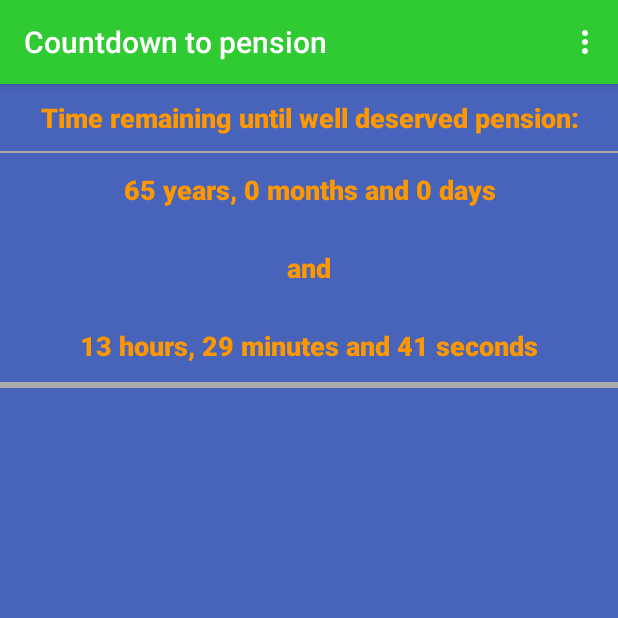
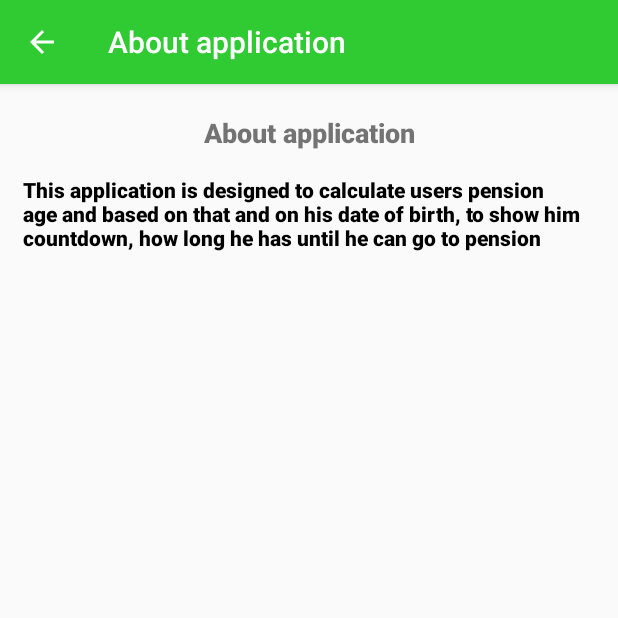
Before and after one commit to tomveselka/PensionCountdown, an Android app: the screen it shows after launch (MainActivity before the commit, AboutActivity after it), in the options menu, after a tap on "About application", on a phone screen of 412 x 824 dp, the top half of it. Run offline under Robolectric (Android 15) with nearby library versions, the phone set to English and light mode, and no system bars.

Commit message:
added pension age calculation + covered case pension age was reached

```diff
--- /dev/null
+++ b/app/src/main/java/com/tomveselka/pensioncountdown/AboutActivity.kt
@@ -0,0 +1,20 @@
+package com.tomveselka.pensioncountdown
+
+import androidx.appcompat.app.AppCompatActivity
+import android.os.Bundle
+import android.util.Log
+import androidx.appcompat.widget.Toolbar
+
+class AboutActivity : AppCompatActivity() {
+    override fun onCreate(savedInstanceState: Bundle?) {
+        Log.i("AboutApp", "Entered about application activity")
+        super.onCreate(savedInstanceState)
+        setContentView(R.layout.activity_about)
+
+        var toolbar =findViewById<Toolbar>(R.id.mainToolbar)
+        toolbar.title=getString(R.string.about_app_title)
+        setSupportActionBar(toolbar)
+        supportActionBar?.setDisplayHomeAsUpEnabled(true)
+        supportActionBar?.setDisplayShowHomeEnabled(true)
+    }
+}
--- a/app/src/main/java/com/tomveselka/pensioncountdown/MainActivity.kt
+++ b/app/src/main/java/com/tomveselka/pensioncountdown/MainActivity.kt
@@ -1,6 +1,5 @@
 package com.tomveselka.pensioncountdown
 
-import android.app.ActionBar
 import android.content.Intent
 import android.os.Bundle
 import android.os.Handler
@@ -25,6 +24,7 @@ class MainActivity : AppCompatActivity() {
     //setting some default value for initial initialization of Handler
     var pensionAge = "65"
     var birthDate = "01/01/2000"
+    var pensionReached = false
 
 
     var timerRunnable: Runnable = object : Runnable {
@@ -43,16 +43,18 @@ class MainActivity : AppCompatActivity() {
         //https://www.youtube.com/watch?v=eC1LpeaXT8Y
         var toolbar =findViewById<Toolbar>(R.id.mainToolbar)
         setSupportActionBar(toolbar)
-        val intent = Intent(this, UserDataInputActivity::class.java).apply {  }
+        val intentUserDataInput = Intent(this, UserDataInputActivity::class.java).apply {  }
+        val intentAbout = Intent(this, AboutActivity::class.java).apply {  }
         toolbar.setOnMenuItemClickListener(object: Toolbar.OnMenuItemClickListener {
             override fun onMenuItemClick(item: MenuItem): Boolean {
                 if (item.itemId==R.id.user_setting){
                     Log.i("MainActivity", "User setting selected")
-                    startActivity(intent)
+                    startActivity(intentUserDataInput)
                     return true
                 }
                 if (item.itemId==R.id.about){
                     Log.i("MainActivity", "About selected")
+                    startActivity(intentAbout)
                     return true
                 }
                 return false
@@ -74,11 +76,18 @@ class MainActivity : AppCompatActivity() {
 
 
     private fun setTimeRemaining (){
-        timeView.setText(dateAndTimeCalculator.calculateTime(this))
+        timeView.setText(dateAndTimeCalculator.calculateTime(this,pensionReached))
     }
 
     private fun setDaysRemaining(){
-        dateView.setText(dateAndTimeCalculator.calculateDate(this,birthDate,pensionAge))
+        var list=dateAndTimeCalculator.calculateDate(this,birthDate,pensionAge)
+        dateView.setText(list.get(0))
+        if (list.get(1)=="P"){
+            pensionReached=true
+        }else if (list.get(1)=="F"){
+            //I wanted to just keeo else, but it throw warnings which annoyed me, since I couldnt ignore them
+            pensionReached=false
+        }
     }
 
     private fun loadPreferences(){
--- a/app/src/main/java/com/tomveselka/pensioncountdown/models/UserDataModel.kt
+++ /dev/null
@@ -1,6 +0,0 @@
-package com.tomveselka.pensioncountdown.models
-
-import androidx.lifecycle.ViewModel
-
-class UserDataModel : ViewModel() {
-}
--- a/app/src/main/java/com/tomveselka/pensioncountdown/utils/DateAndTimeCalculator.kt
+++ b/app/src/main/java/com/tomveselka/pensioncountdown/utils/DateAndTimeCalculator.kt
@@ -16,7 +16,14 @@ import java.time.temporal.ChronoUnit
 class DateAndTimeCalculator{
     //https://stackoverflow.com/questions/42340687/two-or-more-plulars-in-one-string-in-android-xml
     //passing Context to access Resources
-    fun calculateTime(context:Context): String {
+    fun calculateTime(context:Context, pensionReached: Boolean): String {
+        if (pensionReached){
+            val hoursString = context.resources.getQuantityString(R.plurals.number_of_hours, 0, 0)
+            val minutesString = context.resources.getQuantityString(R.plurals.number_of_minutes, 0, 0)
+            val secondsString = context.resources.getQuantityString(R.plurals.number_of_seconds, 0, 0)
+
+            return String.format(context.resources.getString(R.string.hours,hoursString, minutesString,secondsString))
+        }
         var diff = Duration.between(LocalTime.now(), LocalTime.MAX)
 
         var hours = diff.toHours()
@@ -33,11 +40,35 @@ class DateAndTimeCalculator{
         return String.format(context.resources.getString(R.string.hours,hoursString, minutesString,secondsString))
     }
 
-    fun calculateDate(context: Context, birthDateString: String, pensionAgeString: String): String{
+    fun calculateDate(context: Context, birthDateString: String, pensionAgeString: String): List<String>{
+        var list = mutableListOf<String>()
         var formatter = DateTimeFormatter.ofPattern("dd/MM/yyyy")
         var birthDate = LocalDate.parse(birthDateString, formatter)
 
-        var pensionDate = birthDate.plusYears(pensionAgeString.toLong())
+        if (pensionAgeString=="P"){
+            val yearsString = context.resources.getQuantityString(R.plurals.number_of_years, 0, 0)
+            val monthsString = context.resources.getQuantityString(R.plurals.number_of_months, 0, 0)
+            val daysString = context.resources.getQuantityString(R.plurals.number_of_days, 0, 0)
+            list.add(String.format(context.resources.getString(R.string.days,yearsString, monthsString,daysString)))
+            list.add("P")
+            return list
+        }
+        var pensionDate=LocalDate.now()
+        if (pensionAgeString.length<4){
+            pensionDate=birthDate.plusYears(pensionAgeString.substring(0,2).toLong())
+        }else{
+            pensionDate=birthDate.plusYears(pensionAgeString.substring(0,2).toLong())
+            pensionDate=pensionDate.plusMonths(pensionAgeString.substring(4,5).toLong())
+        }
+
+        if (pensionDate<LocalDate.now()){
+            val yearsString = context.resources.getQuantityString(R.plurals.number_of_years, 0, 0)
+            val monthsString = context.resources.getQuantityString(R.plurals.number_of_months, 0, 0)
+            val daysString = context.resources.getQuantityString(R.plurals.number_of_days, 0, 0)
+            list.add(String.format(context.resources.getString(R.string.days,yearsString, monthsString,daysString)))
+            list.add("P")
+            return list
+        }
 
         var yearsBetween = ChronoUnit.YEARS.between(LocalDate.now(), pensionDate)
         val yearsString = context.resources.getQuantityString(R.plurals.number_of_years, yearsBetween.toInt(), yearsBetween)
@@ -57,6 +88,8 @@ class DateAndTimeCalculator{
 
         var daysBetween = (pensionDate.minusYears(yearsBetween).minusMonths(monthsBetween).toEpochDay() - LocalDate.now().toEpochDay())
         val daysString = context.resources.getQuantityString(R.plurals.number_of_days, daysBetween.toInt(), daysBetween)
-        return String.format(context.resources.getString(R.string.days,yearsString, monthsString,daysString))
+        list.add(String.format(context.resources.getString(R.string.days,yearsString, monthsString,daysString)))
+        list.add("F")
+        return list
     }
 }
--- /dev/null
+++ b/app/src/main/res/layout/activity_about.xml
@@ -0,0 +1,39 @@
+<?xml version="1.0" encoding="utf-8"?>
+<LinearLayout xmlns:android="http://schemas.android.com/apk/res/android"
+    xmlns:app="http://schemas.android.com/apk/res-auto"
+    xmlns:tools="http://schemas.android.com/tools"
+    android:layout_width="match_parent"
+    android:layout_height="match_parent"
+    android:orientation="vertical"
+    tools:context=".AboutActivity">
+
+    <include
+        android:id="@+id/mainToolbar"
+        layout="@layout/toolbar"/>
+
+    <TextView
+        android:id="@+id/aboutAppTitle"
+        android:layout_width="match_parent"
+        android:layout_height="wrap_content"
+        android:fontFamily="sans-serif-black"
+        android:text="@string/about_app_title"
+        android:textAlignment="center"
+        android:textSize="18sp"
+        android:layout_marginTop="20dp"
+        android:layout_marginLeft="10dp"
+        android:layout_marginRight="10dp"/>
+
+    <TextView
+        android:id="@+id/aboutAppText"
+        android:fontFamily="sans-serif-black"
+        android:textColor="#000000"
+        android:textSize="14dp"
+        android:layout_gravity="left"
+        android:layout_width="match_parent"
+        android:layout_height="wrap_content"
+        android:layout_marginTop="16dp"
+        android:layout_marginBottom="5dp"
+        android:text="@string/about_app_text"
+        android:layout_marginLeft="15dp"
+        android:layout_marginRight="15dp"/>
+</LinearLayout>
--- a/app/src/main/res/values/strings.xml
+++ b/app/src/main/res/values/strings.xml
@@ -13,7 +13,7 @@
     <string name="user_data_input_title">To calculate your pension age, some basic info is needed</string>
     <string name="date_of_birth">Date of birth</string>
     <string name="calculate">Calculate</string>
-    <string name="resultAgeAndDate">Your age of pension is %1$d years and date you are looking forward to is %2$te. %2$tB %2$tY</string>
+    <string name="resultAgeAndDate">Your age of pension is %1$s %2$sand date you are looking forward to is %3$te. %3$tB %3$tY</string>
     <string name="number_of_children_raised">Number of children raised</string>
     <string name="user_settings">User Settings</string>
     <string name="about_application">About application</string>
@@ -22,6 +22,9 @@
     <string name="preference_file_birthDate" translatable="false">birthDate</string>
     <string name="preference_file_numberOfChildren" translatable="false">numberOfChildren</string>
     <string name="preference_file_pensionAge" translatable="false">pensionAge</string>
+    <string name="about_app_text">This application is designed to calculate users pension age and based on that and on his date of birth, to show him countdown, how long he has until he can go to pension</string>
+    <string name="about_app_title">About application</string>
+    <string name="reached_pension">You have already enjoyed age of pension. Enjoy</string>
     <plurals name="number_of_years">
         <item quantity="one"><big>%d</big> year</item>
         <item quantity="other"><big>%d</big> years</item>
@@ -29,6 +32,10 @@
     <plurals name="number_of_months">
         <item quantity="one"><big>%d</big> month</item>
         <item quantity="other"><big>%d</big> months</item>
+    </plurals>
+    <plurals name="and_number_of_months">
+        <item quantity="one">and %d month&#160;</item>
+        <item quantity="other">and %d months&#160;</item>
     </plurals>
     <plurals name="number_of_days">
         <item quantity="one"><big>%d</big> day</item>
```
Also changed, not shown: app/src/main/AndroidManifest.xml (+6 -2 lines), app/src/main/java/com/tomveselka/pensioncountdown/UserDataInputActivity.kt (+27 -5 lines), app/src/main/java/com/tomveselka/pensioncountdown/utils/PensionAgeCalculator.kt (+51 -3 lines), 1 other file.
